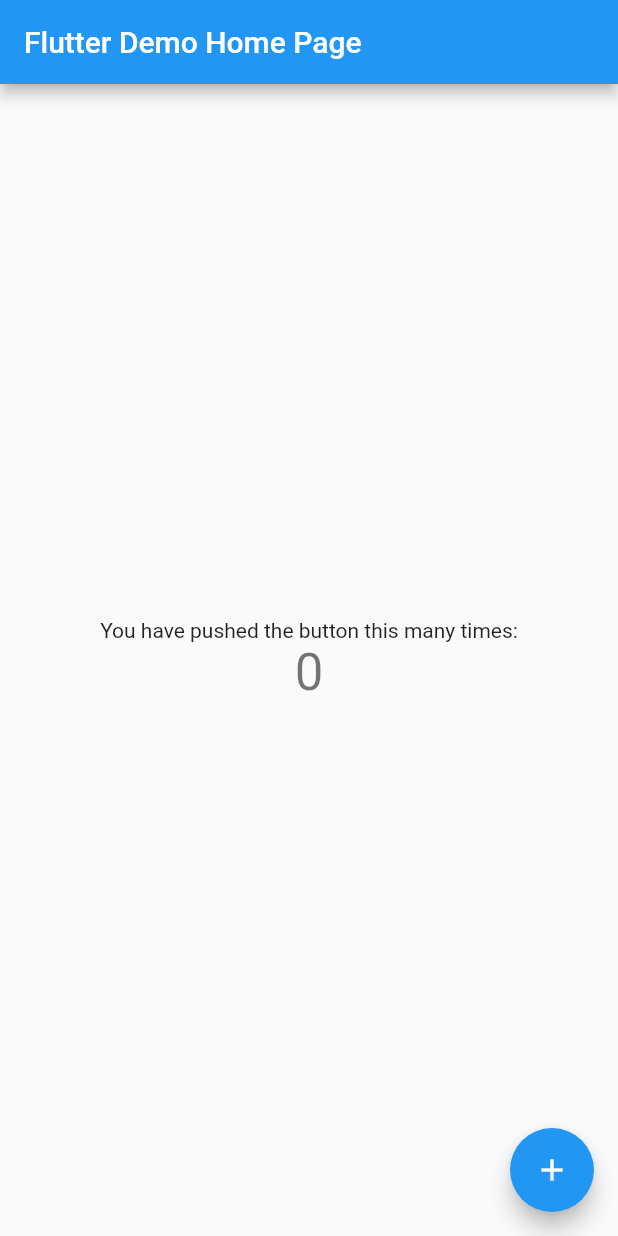
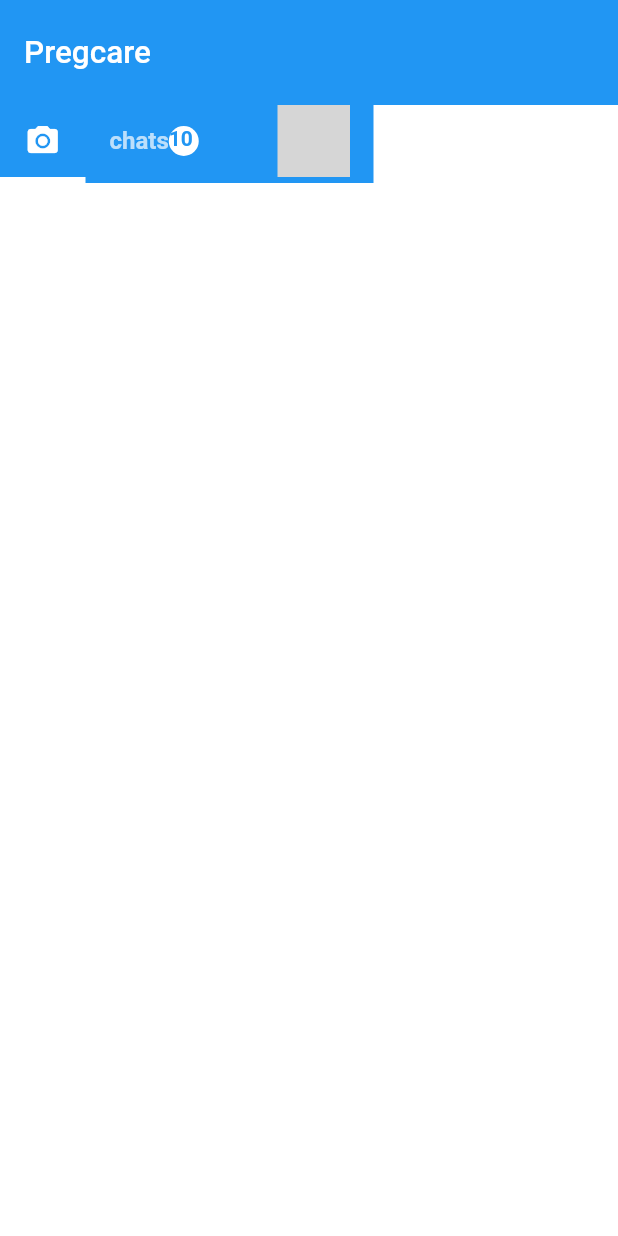
Before and after one commit to shree-10/Pregcare, a Flutter app: the screen it shows after launch, on a phone screen of 412 x 824 dp. Run offline on Flutter 3.47's test engine with Material 2 defaults, Android fonts, the phone set to English and light mode, and no system bars; statements that could not run were skipped; grey boxes are pictures that could not be loaded.

Commit message:
home page add

```diff
--- /dev/null
+++ b/lib/Homepage.dart
@@ -0,0 +1,69 @@
+import 'package:flutter/material.dart';
+
+class Homepage extends StatelessWidget{
+  @override
+  Widget build(BuildContext context){
+    return DefaultTabController(
+      length: 4,
+      child: Scaffold(
+        appBar: PreferredSize(
+          preferredSize: Size.fromHeight(70),
+          child: AppBar(
+            elevation: 0,
+            title: Padding(
+              padding: EdgeInsets.only(top: 15),
+              child: Text(
+                "Pregcare",
+              style: TextStyle(fontSize: 21),
+              ),
+              ),
+
+          ),
+        ),
+        body: Column(children: [
+          Container(
+            color: Colors.blue,
+             child: TabBar(
+              isScrollable: true,
+              indicatorColor: Colors.white,
+              indicatorWeight: 4,
+              labelStyle: TextStyle(fontSize: 16,fontWeight: FontWeight.bold),
+              tabs: [
+                Container(width: 25,
+                child: Tab(
+                  icon: Icon(Icons.camera_alt),
+                ),
+              ),
+              Container(
+                width: 80,
+                child: Tab(
+                  child: Row(children: [
+                    Text("chats"),
+                    Container(
+                      height: 20,
+                      width: 20,
+                      decoration: BoxDecoration(
+                        color: Colors.white,
+                        borderRadius: BorderRadius.circular(10),
+                      ),
+                      child: Text("10",
+                      style: TextStyle(
+                        color: Colors.blue,
+                        fontSize: 14,
+                        ),
+                      ),
+                    ),
+                  ],
+                  ),
+                ),
+              ),
+              Container(width: 90, child: Tab(child: Text("states"),),)
+              Container(width: 90, child: Tab(child: Text("call"),),)
+              ],
+             ),
+          )
+        ]),
+      ),
+      );
+  }
+}
--- a/lib/main.dart
+++ b/lib/main.dart
@@ -1,115 +1,28 @@
 import 'package:flutter/material.dart';
+import 'package:pregcare/Homepage.dart';
 
 void main() {
-  runApp(const MyApp());
+  runApp(MyApp());
 }
 
 class MyApp extends StatelessWidget {
-  const MyApp({super.key});
-
-  // This widget is the root of your application.
   @override
   Widget build(BuildContext context) {
     return MaterialApp(
-      title: 'Flutter Demo',
+      debugShowCheckedModeBanner: false,
       theme: ThemeData(
-        // This is the theme of your application.
-        //
-        // Try running your application with "flutter run". You'll see the
-        // application has a blue toolbar. Then, without quitting the app, try
-        // changing the primarySwatch below to Colors.green and then invoke
-        // "hot reload" (press "r" in the console where you ran "flutter run",
-        // or simply save your changes to "hot reload" in a Flutter IDE).
-        // Notice that the counter didn't reset back to zero; the application
-        // is not restarted.
-        primarySwatch: Colors.blue,
+        scaffoldBackgroundColor: Colors.white,
+        appBarTheme: AppBarTheme(
+          color: Colors.blue,
+        ),
+        bottomSheetTheme: BottomSheetThemeData(
+          backgroundColor: Colors.black.withOpacity(0),
+        ),
       ),
-      home: const MyHomePage(title: 'Flutter Demo Home Page'),
+      initialRoute: "/",
+      routes: {
+        "/" : (context) => Homepage(),
+      },
     );
   }
 }
-
-class MyHomePage extends StatefulWidget {
-  const MyHomePage({super.key, required this.title});
-
-  // This widget is the home page of your application. It is stateful, meaning
-  // that it has a State object (defined below) that contains fields that affect
-  // how it looks.
-
-  // This class is the configuration for the state. It holds the values (in this
-  // case the title) provided by the parent (in this case the App widget) and
-  // used by the build method of the State. Fields in a Widget subclass are
-  // always marked "final".
-
-  final String title;
-
-  @override
-  State<MyHomePage> createState() => _MyHomePageState();
-}
-
-class _MyHomePageState extends State<MyHomePage> {
-  int _counter = 0;
-
-  void _incrementCounter() {
-    setState(() {
-      // This call to setState tells the Flutter framework that something has
-      // changed in this State, which causes it to rerun the build method below
-      // so that the display can reflect the updated values. If we changed
-      // _counter without calling setState(), then the build method would not be
-      // called again, and so nothing would appear to happen.
-      _counter++;
-    });
-  }
-
-  @override
-  Widget build(BuildContext context) {
-    // This method is rerun every time setState is called, for instance as done
-    // by the _incrementCounter method above.
-    //
-    // The Flutter framework has been optimized to make rerunning build methods
-    // fast, so that you can just rebuild anything that needs updating rather
-    // than having to individually change instances of widgets.
-    return Scaffold(
-      appBar: AppBar(
-        // Here we take the value from the MyHomePage object that was created by
-        // the App.build method, and use it to set our appbar title.
-        title: Text(widget.title),
-      ),
-      body: Center(
-        // Center is a layout widget. It takes a single child and positions it
-        // in the middle of the parent.
-        child: Column(
-          // Column is also a layout widget. It takes a list of children and
-          // arranges them vertically. By default, it sizes itself to fit its
-          // children horizontally, and tries to be as tall as its parent.
-          //
-          // Invoke "debug painting" (press "p" in the console, choose the
-          // "Toggle Debug Paint" action from the Flutter Inspector in Android
-          // Studio, or the "Toggle Debug Paint" command in Visual Studio Code)
-          // to see the wireframe for each widget.
-          //
-          // Column has various properties to control how it sizes itself and
-          // how it positions its children. Here we use mainAxisAlignment to
-          // center the children vertically; the main axis here is the vertical
-          // axis because Columns are vertical (the cross axis would be
-          // horizontal).
-          mainAxisAlignment: MainAxisAlignment.center,
-          children: <Widget>[
-            const Text(
-              'You have pushed the button this many times:',
-            ),
-            Text(
-              '$_counter',
-              style: Theme.of(context).textTheme.headline4,
-            ),
-          ],
-        ),
-      ),
-      floatingActionButton: FloatingActionButton(
-        onPressed: _incrementCounter,
-        tooltip: 'Increment',
-        child: const Icon(Icons.add),
-      ), // This trailing comma makes auto-formatting nicer for build methods.
-    );
-  }
-}
```
